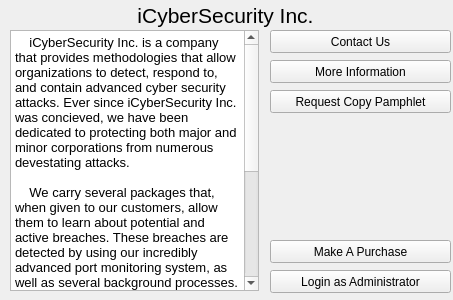
OverworldLord/pxgic, file mainwindow.ui: the form before one commit.
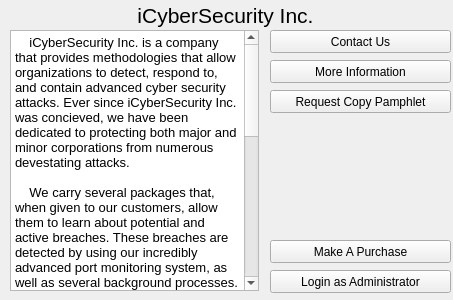
The form after the commit.

```diff
--- a/mainwindow.ui
+++ b/mainwindow.ui
@@ -71,7 +71,10 @@
 &lt;p style=&quot;-qt-paragraph-type:empty; margin-top:0px; margin-bottom:0px; margin-left:0px; margin-right:0px; -qt-block-indent:0; text-indent:0px; font-size:10pt;&quot;&gt;&lt;br /&gt;&lt;/p&gt;
 &lt;p style=&quot; margin-top:0px; margin-bottom:0px; margin-left:0px; margin-right:0px; -qt-block-indent:0; text-indent:0px;&quot;&gt;&lt;span style=&quot; font-size:10pt;&quot;&gt;    We carry several packages that, when given to our customers, allow them to learn about potential and active breaches. These breaches are detected by using our incredibly advanced port monitoring system, as well as several background processes. Once a threat is detected, it can be responded to using several methods.&lt;/span&gt;&lt;/p&gt;
 &lt;p style=&quot;-qt-paragraph-type:empty; margin-top:0px; margin-bottom:0px; margin-left:0px; margin-right:0px; -qt-block-indent:0; text-indent:0px; font-size:10pt;&quot;&gt;&lt;br /&gt;&lt;/p&gt;
-&lt;p style=&quot; margin-top:0px; margin-bottom:0px; margin-left:0px; margin-right:0px; -qt-block-indent:0; text-indent:0px;&quot;&gt;&lt;span style=&quot; font-size:10pt;&quot;&gt;    Customers with our package may choose to either suspend their network's access to the internet, or actively combat the attacker while keeping their connection to the internet. Our tools allow them to pinpoint where the attacker currently is, determine how they are attacking, and how to deal with the attacker. Our tools have prevented over 100,000 potentially fatal attacks.&lt;/span&gt;&lt;/p&gt;&lt;/body&gt;&lt;/html&gt;</string>
+&lt;p style=&quot; margin-top:0px; margin-bottom:0px; margin-left:0px; margin-right:0px; -qt-block-indent:0; text-indent:0px;&quot;&gt;&lt;span style=&quot; font-size:10pt;&quot;&gt;    Customers with our package may choose to either suspend their network's access to the internet, or actively combat the attacker while keeping their connection to the internet. Our tools allow them to pinpoint where the attacker currently is, determine how they are attacking, and how to deal with the attacker. Our tools have prevented over 100,000 potentially fatal attacks.&lt;/span&gt;&lt;/p&gt;
+&lt;p style=&quot;-qt-paragraph-type:empty; margin-top:0px; margin-bottom:0px; margin-left:0px; margin-right:0px; -qt-block-indent:0; text-indent:0px; font-size:10pt;&quot;&gt;&lt;br /&gt;&lt;/p&gt;
+&lt;p style=&quot; margin-top:0px; margin-bottom:0px; margin-left:0px; margin-right:0px; -qt-block-indent:0; text-indent:0px;&quot;&gt;&lt;span style=&quot; font-size:10pt; font-weight:600;&quot;&gt;Concept of Operations&lt;/span&gt;&lt;/p&gt;
+&lt;p style=&quot; margin-top:0px; margin-bottom:0px; margin-left:0px; margin-right:0px; -qt-block-indent:0; text-indent:0px;&quot;&gt;&lt;span style=&quot; font-size:10pt;&quot;&gt;    Our company is truly dedicated to protecting our users from their cash by protecting their money for them. We make it a point to assist customers in charitably donating their money. To us! By giving you the ability to give us money you made, we hope to protect your money and also your systems from other people who want your money- as well as vicious attackers.&lt;/span&gt;&lt;/p&gt;&lt;/body&gt;&lt;/html&gt;</string>
     </property>
    </widget>
    <widget class="QPushButton" name="pushButton_3">
```
